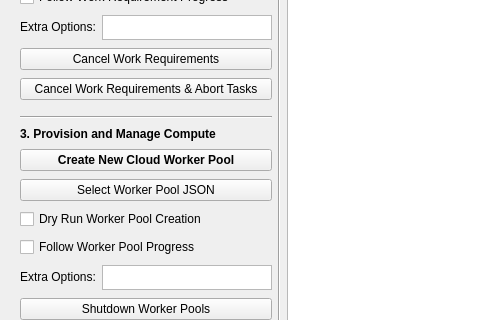
First picture: the form in yellowdog_cli/commander/commander.ui, repository yellowdog/yellowdog-cli, before the edit; both pictures show x 0 to 480 and y 208 to 528 of the 1102 by 840 pixel window.
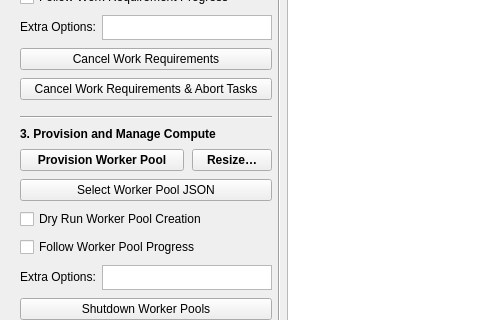
Second picture: the form after the edit.

Commit message: yd-commander: add the ability to resize worker pools

```diff
--- a/yellowdog_cli/commander/commander.ui
+++ b/yellowdog_cli/commander/commander.ui
@@ -348,6 +348,8 @@
        </widget>
       </item>
       <item>
+       <layout class="QHBoxLayout" name="horizontalLayout_create" stretch="1,0">
+        <item>
        <widget class="QPushButton" name="create_worker_pool">
         <property name="toolTip">
          <string>Provision a Worker Pool with yd-provision</string>
@@ -358,9 +360,27 @@
          </font>
         </property>
         <property name="text">
-         <string>Create New Cloud Worker Pool</string>
-        </property>
-       </widget>
+           <string>Provision Worker Pool</string>
+          </property>
+         </widget>
+        </item>
+        <item>
+         <widget class="QPushButton" name="resize_worker_pool">
+          <property name="toolTip">
+           <string>Resize a Worker Pool, chosen from a list, to a number of nodes
+(yd-resize)</string>
+          </property>
+          <property name="font">
+           <font>
+            <bold>true</bold>
+           </font>
+          </property>
+          <property name="text">
+           <string>Resize…</string>
+          </property>
+         </widget>
+        </item>
+       </layout>
       </item>
       <item>
        <widget class="QPushButton" name="select_worker_pool">
```
Lines whose indentation alone changed are shown as unchanged. The commit also changes 11 other files.
